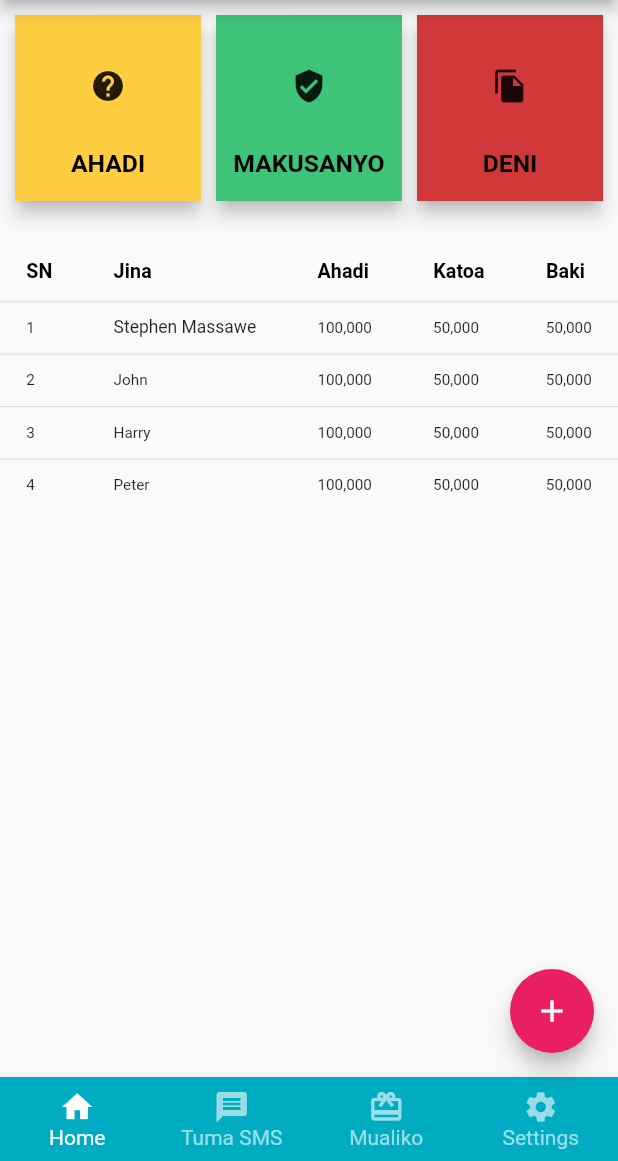
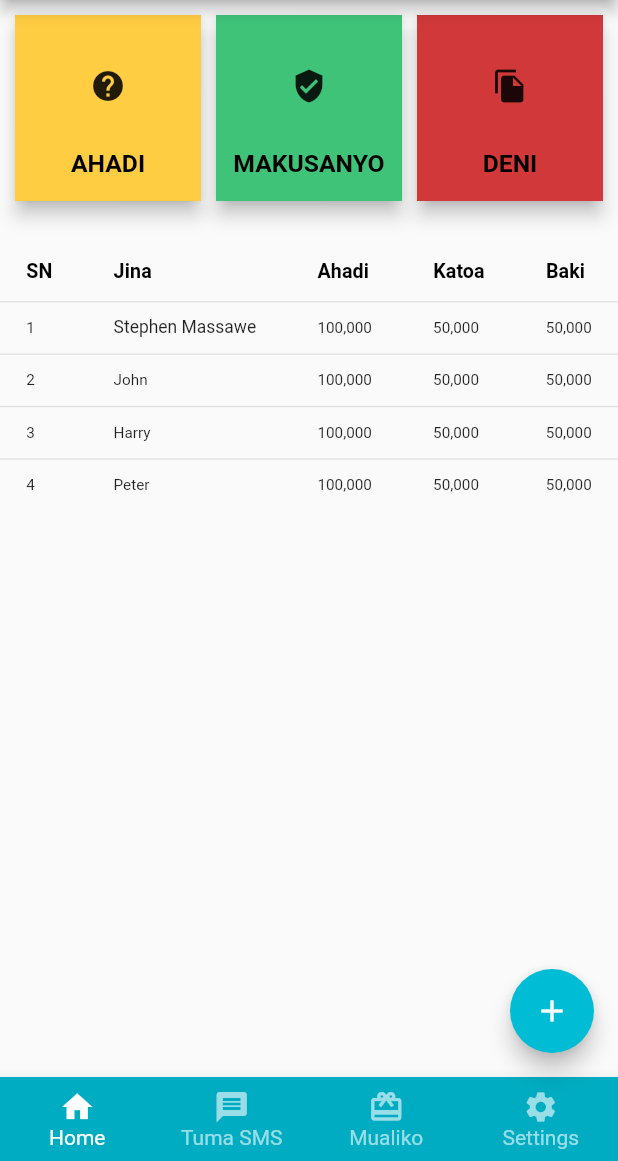
Before and after one commit to gabbymushi/michango_app, a Flutter app: the screen it shows after launch, after a tap on "Login", on a phone screen of 412 x 824 dp, the part 75-1236 px from its top. Run offline on Flutter 3.47's test engine with Material 2 defaults, Android fonts, the phone set to English and light mode, and no system bars; missing offline and left inert: dart:ffi; Roboto replaces fonts that are missing (Encode Sans).

Commit message:
change swatch color to cyan

```diff
--- a/lib/main.dart
+++ b/lib/main.dart
@@ -1,6 +1,5 @@
 import 'package:flutter/material.dart';
 import 'package:michango/pages/widgets/login.dart';
-import 'package:michango/pages/widgets/registration.dart';
 import 'package:michango/pages/widgets/shared/drawer.dart';
 import 'package:michango/pages/widgets/shared/michango_app_bar.dart';
 import 'package:michango/pages/widgets/shared/bottom_nav_bar.dart';
@@ -14,7 +13,7 @@ void main() {
       debugShowCheckedModeBanner: false,
       theme: ThemeData(
         primaryColor: Colors.cyan[600],
-        primarySwatch: Colors.pink,
+        primarySwatch: Colors.cyan,
         brightness: Brightness.light,
       ),
       /*      theme: ThemeData(
```
